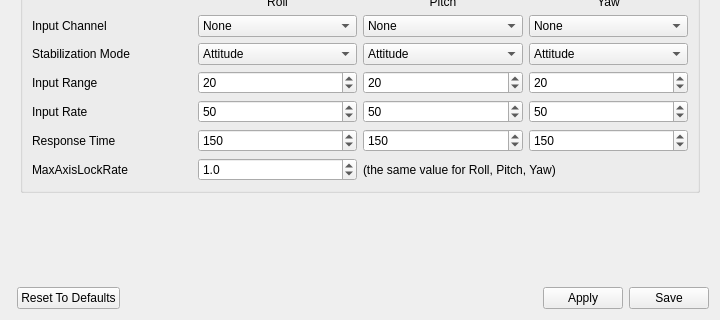
Old version of the form ground/openpilotgcs/src/plugins/config/camerastabilization.ui in the repository openpilot/OpenPilot; both pictures show x 0 to 720 and y 247 to 567 of the 720 by 567 pixel window.
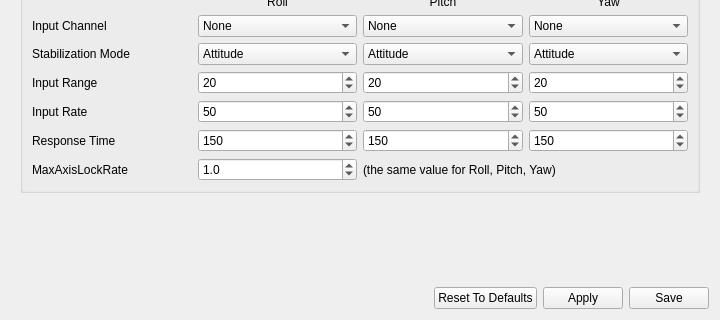
New version of the form. Icons and pictures are not drawn.

Commit message: CameraStab: move defaults button to the right

What changed in the file:
```diff
--- a/ground/openpilotgcs/src/plugins/config/camerastabilization.ui
+++ b/ground/openpilotgcs/src/plugins/config/camerastabilization.ui
@@ -605,19 +605,6 @@
          </property>
         </widget>
        </item>
-       <item>
-        <widget class="QPushButton" name="camerastabilizationResetToDefaults">
-         <property name="toolTip">
-          <string>Load default CameraStabilization settings except output channels
-
-Loaded settings are not applied automatically. You have to click the
-Apply or Save button afterwards.</string>
-         </property>
-         <property name="text">
-          <string>Reset To Defaults</string>
-         </property>
-        </widget>
-       </item>
        <item>
         <spacer name="horizontalSpacer">
          <property name="orientation">
@@ -674,6 +661,19 @@
          </property>
         </widget>
        </item>
+       <item>
+        <widget class="QPushButton" name="camerastabilizationResetToDefaults">
+         <property name="toolTip">
+          <string>Load default CameraStabilization settings except output channels
+
+Loaded settings are not applied automatically. You have to click the
+Apply or Save button afterwards.</string>
+         </property>
+         <property name="text">
+          <string>Reset To Defaults</string>
+         </property>
+        </widget>
+       </item>
        <item>
         <widget class="QPushButton" name="camerastabilizationSaveRAM">
          <property name="toolTip">
```
Left out of the diff: 2 changed lines with no effect on the pictures.
